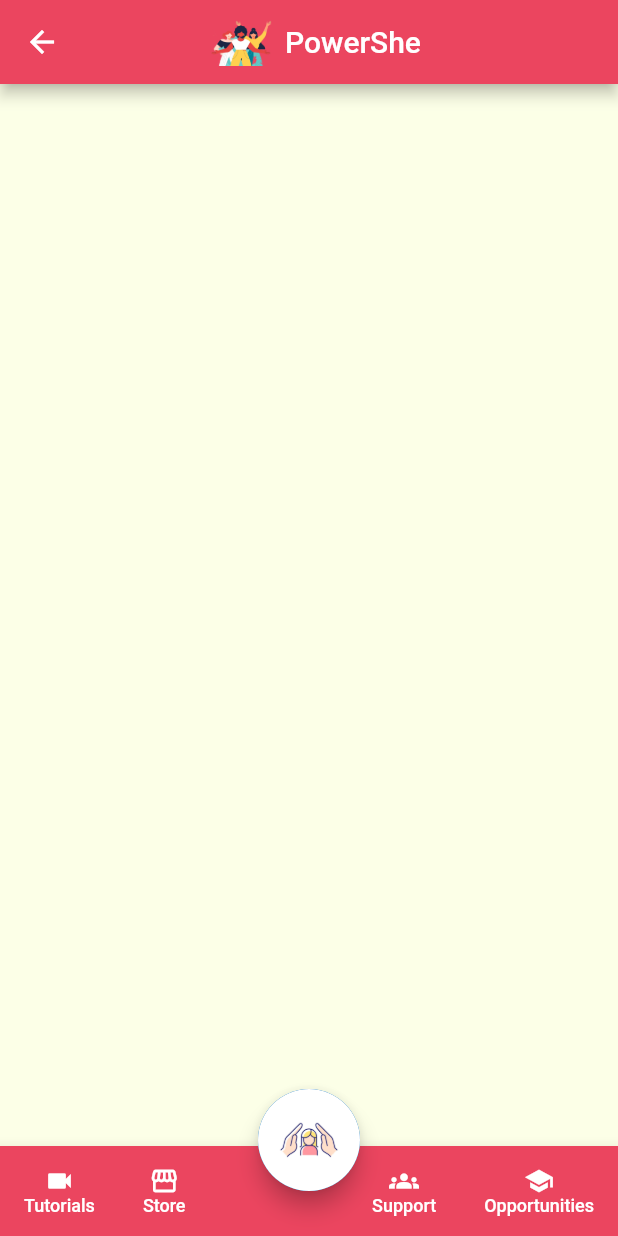
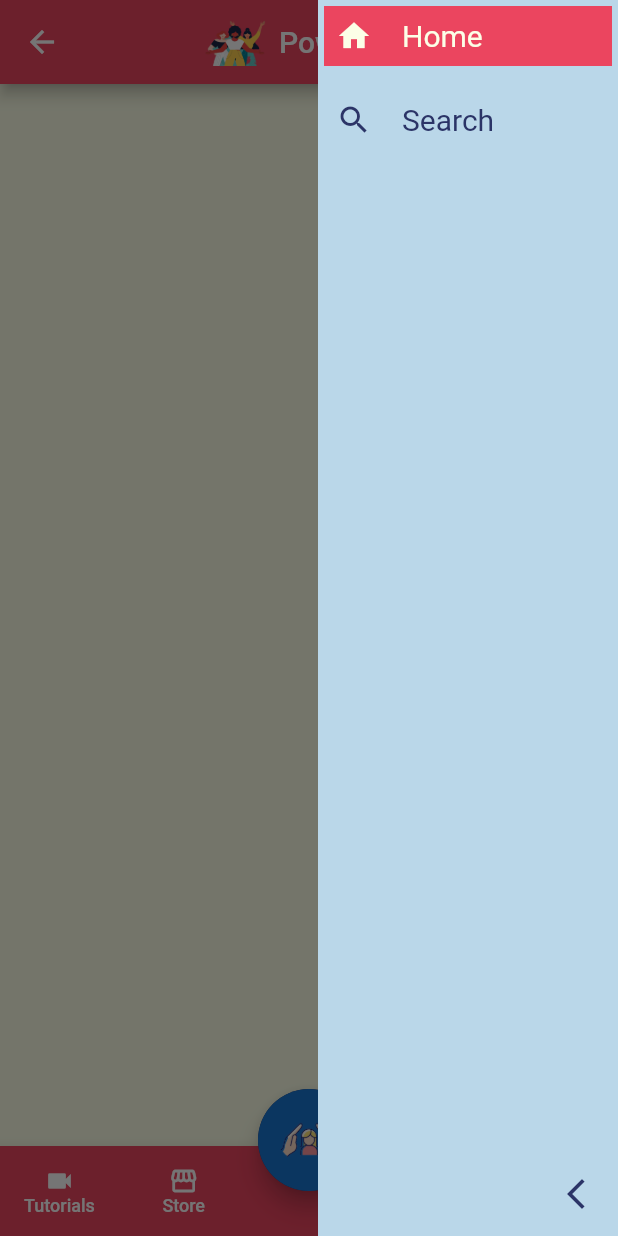
Before and after one commit to gunjan-g/power_she_pre, a Flutter app: the screen it shows after launch, with the side drawer open (before the commit the screen has no drawer), on a phone screen of 412 x 824 dp. Run offline on Flutter 3.47's test engine with Material 2 defaults, Android fonts, the phone set to English and light mode, and no system bars; drawn by our look-alikes of sidebarx; our stand-ins replace cloud_firestore, firebase_auth, firebase_core, google_fonts; accounts and stored records are empty; Roboto replaces fonts that are missing (Dosis).

Commit message:
App basic layout done

```diff
--- a/lib/screens/home_screen.dart
+++ b/lib/screens/home_screen.dart
@@ -3,7 +3,7 @@ import'package:power_she_pre/constants.dart';
 import'package:power_she_pre/screens/splash.dart';
 import'dart:async';
 import'package:power_she_pre/screens/welcome_screen.dart';
-
+import 'package:sidebarx/sidebarx.dart';
 import '../components/appBarInit.dart';
 
 
@@ -24,7 +24,7 @@ class _HomeScreenState extends State<HomeScreen> {
       appBar:  AppBar(
         backgroundColor: kpink,
         title: Padding(
-          padding: const EdgeInsets.only(right: 40),
+          padding: const EdgeInsets.only(right: 0),
           child: Center(
             child: Row(
               mainAxisAlignment: MainAxisAlignment.center,
@@ -42,9 +42,41 @@ class _HomeScreenState extends State<HomeScreen> {
           ),
         ),
       ),
+      endDrawer:SidebarX(
+        controller: SidebarXController(selectedIndex: 0, extended: true),
+        theme: SidebarXTheme(
+          selectedItemDecoration: BoxDecoration(
+            color:kpink
+          ),
+          // padding: EdgeInsets.all(20),
+          width:200,
+          decoration: BoxDecoration(
+            color: klblue
+          ),
+          textStyle: TextStyle(
+            fontSize:20,
+            color: kdblue,
+          ),
+          selectedTextStyle: TextStyle(
+            fontSize: 20,
+            color:kbase,
+          ),
+          selectedIconTheme: IconThemeData(
+            color: kbase
+          ),
+          iconTheme: IconThemeData(
+            color: kdblue
+          ),
+          selectedItemTextPadding: EdgeInsets.only(left:20),
+          itemTextPadding: EdgeInsets.only(left:20),
+        ),
+        items: [
+          SidebarXItem(icon: Icons.home, label: 'Home',onTap:(){}),
+          SidebarXItem(icon: Icons.search, label: 'Search'),
+        ],
+      ),
       bottomNavigationBar: Stack(
         children: [
-
           Align(
             alignment: Alignment.bottomCenter,
             child: BottomAppBar(
@@ -73,6 +105,7 @@ class _HomeScreenState extends State<HomeScreen> {
                           child: Column(
                             mainAxisAlignment: MainAxisAlignment.center,
                             children: const [
+
                               Icon(
                                 Icons.videocam,
                                 color: Colors.white,
@@ -88,7 +121,9 @@ class _HomeScreenState extends State<HomeScreen> {
                             ],
                           ),
                         ),
-                        MaterialButton(
+                        Padding(
+                          padding: const EdgeInsets.only(left:13.0),
+                          child: MaterialButton(
                             minWidth: 40,
                             onPressed: () {
 
@@ -115,6 +150,7 @@ class _HomeScreenState extends State<HomeScreen> {
                               ],
                             ),
                           ),
+                        ),
                       ],
                     ),
                     Row(
@@ -133,12 +169,12 @@ class _HomeScreenState extends State<HomeScreen> {
                             mainAxisAlignment: MainAxisAlignment.center,
                             children: const [
                               Icon(
-                                Icons.groups,
+                                Icons.school,
                                 color: Colors.white,
                                 size: 20,
                               ),
                               Text(
-                                'Support',
+                                'Opportunities',
                                 style: TextStyle(
                                   color: Colors.white,
                                   fontSize: 12,
@@ -160,12 +196,12 @@ class _HomeScreenState extends State<HomeScreen> {
                             mainAxisAlignment: MainAxisAlignment.center,
                             children: const [
                               Icon(
-                                Icons.school,
+                                Icons.groups,
                                 color: Colors.white,
                                 size: 20,
                               ),
                               Text(
-                                'Opportunities',
+                                'Support',
                                 style: TextStyle(
                                   color: Colors.white,
                                   fontSize: 12,
@@ -192,7 +228,7 @@ class _HomeScreenState extends State<HomeScreen> {
                   clipBehavior: Clip.none,
                   onPressed: () {
                   },
-                  backgroundColor: Color(0xff88c0b5),
+                  backgroundColor: kdblue,
                   child: CircleAvatar(
                     radius: 35,
                     backgroundImage: AssetImage('images/safety.png'),
--- a/pubspec.yaml
+++ b/pubspec.yaml
@@ -21,6 +21,7 @@ dependencies:
   persistent_bottom_nav_bar_v2: ^4.2.6
   custom_line_indicator_bottom_navbar: ^0.0.8
   curved_nav_bar: ^0.0.2
+  sidebarx: ^0.14.0
 
 dev_dependencies:
   flutter_test:
```
Also changed, not shown: images/safety.png, pubspec.lock. Lines whose indentation alone changed are shown as unchanged.
